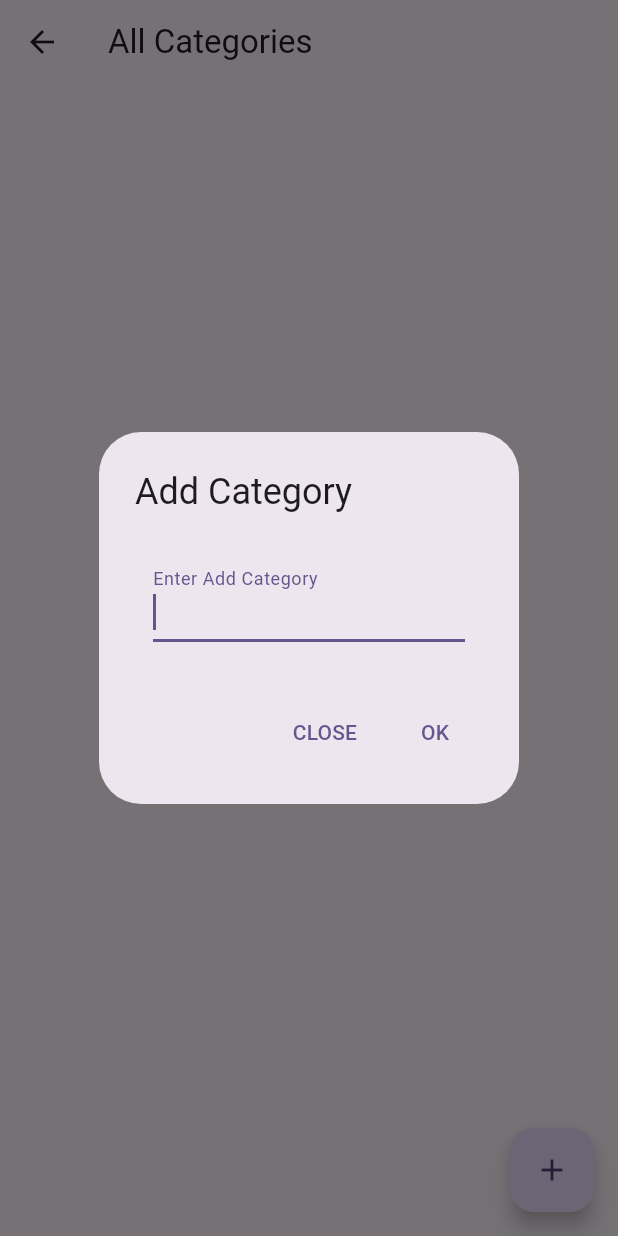
After one commit to arrahman10/ecommerce-admin-app, a Flutter app: the CategoryPage screen opened by its route, after a tap on the "add" icon, on a phone screen of 412 x 824 dp. The commit adds this screen. Run offline on Flutter 3.47's test engine with Material 3 defaults, Android fonts, the phone set to English and light mode, and no system bars; our stand-ins replace cloud_firestore, firebase_auth, firebase_core, flutter_easyloading, go_router; accounts and stored records are empty; network calls fail.

Commit message:
feat: add category management with Firestore and provider
- Create Category model with id, name, and productCount fields and Firestore mapping helpers
- Extend DbHelper with addCategory and getAllCategories methods backed by the Categories collection
- Introduce CategoryProvider using ChangeNotifier to manage the in-memory category list and realtime updates
- Implement CategoryPage to list all categories and add new categories via a reusable text input dialog
- Update Dashboard tiles to include a Categories entry that navigates to CategoryPage
- Wire CategoryProvider into MultiProvider in main.dart and start loading categories from DashboardPage

```diff
--- a/lib/db/db_helper.dart
+++ b/lib/db/db_helper.dart
@@ -1,6 +1,7 @@
 import 'package:cloud_firestore/cloud_firestore.dart';
 
 import 'package:ecommerce_admin_app/models/brand.dart';
+import 'package:ecommerce_admin_app/models/category.dart';
 
 class DbHelper {
   DbHelper._();
@@ -31,4 +32,18 @@ class DbHelper {
   static Stream<QuerySnapshot<Map<String, dynamic>>> getAllBrands() {
     return _db.collection(collectionBrand).snapshots();
   }
+
+  /// Add a new category document to the Categories collection.
+  static Future<void> addCategory(Category category) async {
+    final DocumentReference<Map<String, dynamic>> doc = _db
+        .collection(collectionCategory)
+        .doc();
+    final Category updatedCategory = category.copyWith(id: doc.id);
+    await doc.set(updatedCategory.toMap());
+  }
+
+  /// Listen to all categories as a realtime stream.
+  static Stream<QuerySnapshot<Map<String, dynamic>>> getAllCategories() {
+    return _db.collection(collectionCategory).snapshots();
+  }
 }
--- a/lib/main.dart
+++ b/lib/main.dart
@@ -3,16 +3,17 @@ import 'package:firebase_core/firebase_core.dart';
 import 'package:flutter_easyloading/flutter_easyloading.dart';
 import 'package:go_router/go_router.dart';
 import 'package:provider/provider.dart';
-import 'package:provider/single_child_widget.dart';
 
 import 'package:ecommerce_admin_app/auth/auth_service.dart';
 import 'package:ecommerce_admin_app/firebase_options.dart';
 import 'package:ecommerce_admin_app/pages/add_product_page.dart';
 import 'package:ecommerce_admin_app/pages/brands/brand_page.dart';
+import 'package:ecommerce_admin_app/pages/categories/category_page.dart';
 import 'package:ecommerce_admin_app/pages/dashboard_page.dart';
 import 'package:ecommerce_admin_app/pages/login_page.dart';
 import 'package:ecommerce_admin_app/pages/view_product_page.dart';
 import 'package:ecommerce_admin_app/providers/brand_provider.dart';
+import 'package:ecommerce_admin_app/providers/category_provider.dart';
 
 Future<void> main() async {
   WidgetsFlutterBinding.ensureInitialized();
@@ -21,8 +22,13 @@ Future<void> main() async {
 
   runApp(
     MultiProvider(
-      providers: <SingleChildWidget>[
-        ChangeNotifierProvider<BrandProvider>(create: (_) => BrandProvider()),
+      providers: [
+        ChangeNotifierProvider<BrandProvider>(
+          create: (BuildContext context) => BrandProvider(),
+        ),
+        ChangeNotifierProvider<CategoryProvider>(
+          create: (BuildContext context) => CategoryProvider(),
+        ),
       ],
       child: const MyApp(),
     ),
@@ -88,6 +94,12 @@ final GoRouter _router = GoRouter(
           builder: (BuildContext context, GoRouterState state) =>
               const BrandPage(),
         ),
+        GoRoute(
+          name: CategoryPage.routeName,
+          path: CategoryPage.routeName,
+          builder: (BuildContext context, GoRouterState state) =>
+              const CategoryPage(),
+        ),
       ],
     ),
     GoRoute(
--- /dev/null
+++ b/lib/models/category.dart
@@ -0,0 +1,36 @@
+const String collectionCategory = 'Categories';
+const String categoryFieldId = 'id';
+const String categoryFieldName = 'name';
+const String categoryFieldProductCount = 'productCount';
+
+class Category {
+  final String? id;
+  final String name;
+  final int productCount;
+
+  const Category({this.id, required this.name, this.productCount = 0});
+
+  Map<String, dynamic> toMap() {
+    return <String, dynamic>{
+      categoryFieldId: id,
+      categoryFieldName: name,
+      categoryFieldProductCount: productCount,
+    };
+  }
+
+  factory Category.fromMap(Map<String, dynamic> map) {
+    return Category(
+      id: map[categoryFieldId] as String?,
+      name: (map[categoryFieldName] ?? '') as String,
+      productCount: (map[categoryFieldProductCount] ?? 0) as int,
+    );
+  }
+
+  Category copyWith({String? id, String? name, int? productCount}) {
+    return Category(
+      id: id ?? this.id,
+      name: name ?? this.name,
+      productCount: productCount ?? this.productCount,
+    );
+  }
+}
--- a/lib/models/dashboard_model.dart
+++ b/lib/models/dashboard_model.dart
@@ -3,6 +3,7 @@ import 'package:flutter/material.dart';
 import 'package:ecommerce_admin_app/pages/add_product_page.dart';
 import 'package:ecommerce_admin_app/pages/view_product_page.dart';
 import 'package:ecommerce_admin_app/pages/brands/brand_page.dart';
+import 'package:ecommerce_admin_app/pages/categories/category_page.dart';
 
 class DashboardModel {
   final String title;
@@ -32,4 +33,9 @@ const List<DashboardModel> dashboardModelList = <DashboardModel>[
     iconData: Icons.category_outlined,
     routeName: BrandPage.routeName,
   ),
+  DashboardModel(
+    title: 'Categories',
+    iconData: Icons.list_alt_outlined,
+    routeName: CategoryPage.routeName,
+  ),
 ];
--- /dev/null
+++ b/lib/pages/categories/category_page.dart
@@ -0,0 +1,65 @@
+import 'package:flutter/material.dart';
+import 'package:flutter_easyloading/flutter_easyloading.dart';
+import 'package:provider/provider.dart';
+
+import 'package:ecommerce_admin_app/providers/category_provider.dart';
+import 'package:ecommerce_admin_app/utils/widget_functions.dart';
+
+class CategoryPage extends StatelessWidget {
+  static const String routeName = 'categories';
+
+  const CategoryPage({super.key});
+
+  @override
+  Widget build(BuildContext context) {
+    return Scaffold(
+      appBar: AppBar(title: const Text('All Categories')),
+      floatingActionButton: FloatingActionButton(
+        onPressed: () {
+          showSingleTextInputDialog(
+            context: context,
+            title: 'Add Category',
+            onSubmit: (String value) {
+              if (value.trim().isEmpty) return;
+
+              EasyLoading.show(status: 'Please wait');
+              Provider.of<CategoryProvider>(context, listen: false)
+                  .addCategory(value)
+                  .then((_) {
+                    EasyLoading.dismiss();
+                    showMsg(context, 'Category added');
+                  })
+                  .catchError((Object error) {
+                    EasyLoading.dismiss();
+                    showMsg(context, 'Failed to add category');
+                  });
+            },
+          );
+        },
+        child: const Icon(Icons.add),
+      ),
+      body: Consumer<CategoryProvider>(
+        builder:
+            (BuildContext context, CategoryProvider provider, Widget? child) {
+              if (provider.categoryList.isEmpty) {
+                return const Center(child: Text('No Category Found'));
+              }
+
+              return ListView.builder(
+                itemCount: provider.categoryList.length,
+                itemBuilder: (BuildContext context, int index) {
+                  final category = provider.categoryList[index];
+                  return ListTile(
+                    title: Text(category.name),
+                    trailing: Text(
+                      '${category.productCount}',
+                      style: Theme.of(context).textTheme.bodyMedium,
+                    ),
+                  );
+                },
+              );
+            },
+      ),
+    );
+  }
+}
--- a/lib/pages/dashboard_page.dart
+++ b/lib/pages/dashboard_page.dart
@@ -7,6 +7,7 @@ import 'package:ecommerce_admin_app/customwidgets/dashboard_item_view.dart';
 import 'package:ecommerce_admin_app/models/dashboard_model.dart';
 import 'package:ecommerce_admin_app/pages/login_page.dart';
 import 'package:ecommerce_admin_app/providers/brand_provider.dart';
+import 'package:ecommerce_admin_app/providers/category_provider.dart';
 
 class DashboardPage extends StatefulWidget {
   static const String routeName = '/';
@@ -22,6 +23,7 @@ class _DashboardPageState extends State<DashboardPage> {
   void didChangeDependencies() {
     super.didChangeDependencies();
     Provider.of<BrandProvider>(context, listen: false).getAllBrands();
+    Provider.of<CategoryProvider>(context, listen: false).getAllCategories();
   }
 
   @override
--- /dev/null
+++ b/lib/providers/category_provider.dart
@@ -0,0 +1,35 @@
+import 'package:flutter/foundation.dart' as flutter_foundation;
+import 'package:cloud_firestore/cloud_firestore.dart';
+
+import 'package:ecommerce_admin_app/db/db_helper.dart';
+import 'package:ecommerce_admin_app/models/category.dart';
+
+class CategoryProvider with flutter_foundation.ChangeNotifier {
+  List<Category> _categoryList = <Category>[];
+
+  List<Category> get categoryList => _categoryList;
+
+  bool _isListening = false;
+
+  Future<void> addCategory(String name) {
+    final Category category = Category(name: name.trim());
+    return DbHelper.addCategory(category);
+  }
+
+  void getAllCategories() {
+    if (_isListening) return;
+    _isListening = true;
+
+    DbHelper.getAllCategories().listen((
+      QuerySnapshot<Map<String, dynamic>> snapshot,
+    ) {
+      _categoryList = snapshot.docs
+          .map((QueryDocumentSnapshot<Map<String, dynamic>> doc) {
+            return Category.fromMap(doc.data());
+          })
+          .toList(growable: false);
+
+      notifyListeners();
+    });
+  }
+}
```
